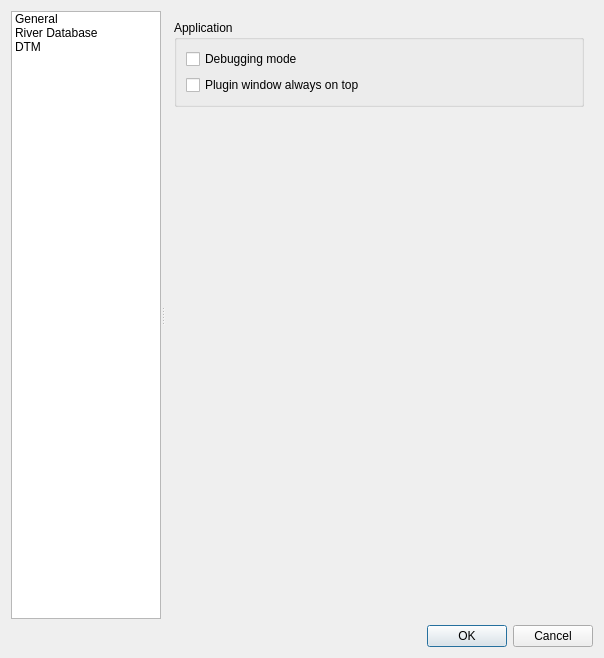
erpas/rgis, file rivergis/ui/ui_settings.ui: the form before one commit.
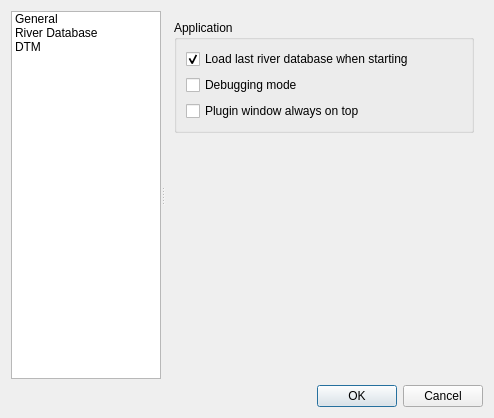
The form after the commit. Icons and pictures are not drawn.

Commit message: add: option for loading last RDB and restoring defaults options value

```diff
--- a/rivergis/ui/ui_settings.ui
+++ b/rivergis/ui/ui_settings.ui
@@ -6,8 +6,8 @@
    <rect>
     <x>0</x>
     <y>0</y>
-    <width>604</width>
-    <height>658</height>
+    <width>494</width>
+    <height>418</height>
    </rect>
   </property>
   <property name="windowTitle">
@@ -160,8 +160,8 @@
                <rect>
                 <x>0</x>
                 <y>0</y>
-                <width>432</width>
-                <height>609</height>
+                <width>322</width>
+                <height>369</height>
                </rect>
               </property>
               <layout class="QVBoxLayout" name="verticalLayout_28">
@@ -171,6 +171,16 @@
                   <string>Application</string>
                  </property>
                  <layout class="QVBoxLayout" name="verticalLayout_7">
+                  <item>
+                   <widget class="QCheckBox" name="open_lastChbox">
+                    <property name="text">
+                     <string>Load last river database when starting</string>
+                    </property>
+                    <property name="checked">
+                     <bool>true</bool>
+                    </property>
+                   </widget>
+                  </item>
                   <item>
                    <widget class="QCheckBox" name="debugModeChbox">
                     <property name="text">
```
Left out of the diff: 8 changed lines with no effect on the pictures. The commit also changes 10 other files.
